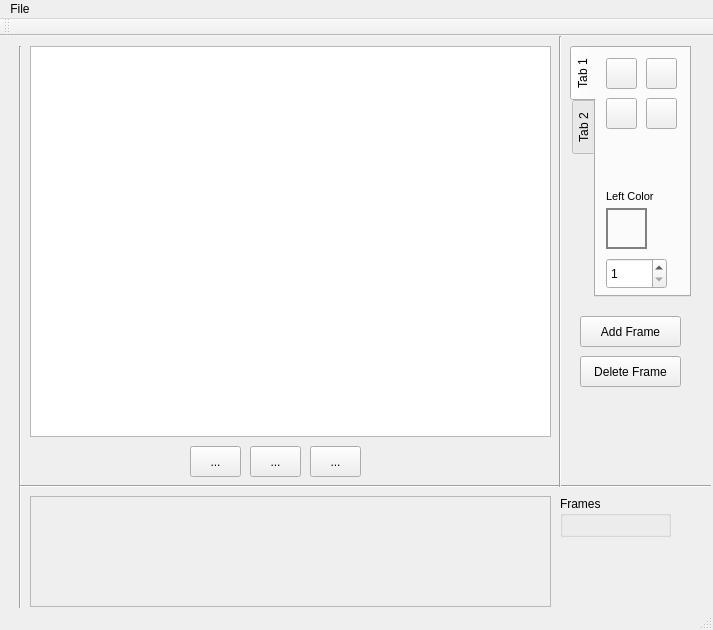
Old version of the form Sprite_Editor_Extreme/mainwindow.ui in the repository jokthefoo/Sprite-Editor.
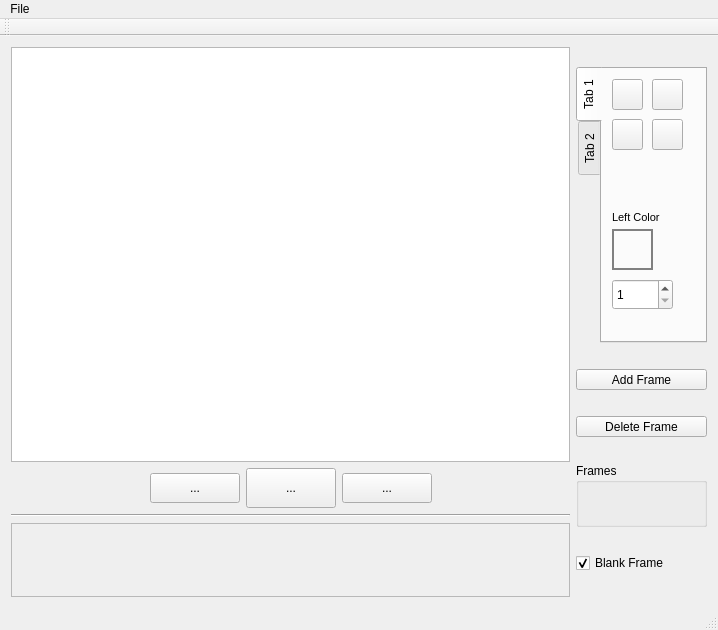
New version of the form. The open tabs and pages were chosen to show the change. Custom widgets are drawn as their Qt base class.

What changed in the file:
```diff
--- a/Sprite_Editor_Extreme/mainwindow.ui
+++ b/Sprite_Editor_Extreme/mainwindow.ui
@@ -5,7 +5,7 @@
    <rect>
     <x>0</x>
     <y>0</y>
-    <width>713</width>
+    <width>718</width>
     <height>630</height>
    </rect>
   </property>
@@ -19,139 +19,194 @@
    <string>Sprite Editor eXtreme</string>
   </property>
   <widget class="QWidget" name="centralWidget">
+   <layout class="QHBoxLayout" name="horizontalLayout_3">
+    <item>
+     <layout class="QHBoxLayout" name="horizontalLayout_2" stretch="1,0">
+      <property name="spacing">
+       <number>6</number>
+      </property>
+      <property name="sizeConstraint">
+       <enum>QLayout::SetDefaultConstraint</enum>
+      </property>
+      <item>
+       <layout class="QVBoxLayout" name="verticalLayout" stretch="1,0,0,0">
+        <item>
    <widget class="QGraphicsView" name="graphicsView">
-    <property name="geometry">
-     <rect>
-      <x>30</x>
-      <y>10</y>
-      <width>521</width>
-      <height>391</height>
-     </rect>
-    </property>
-   </widget>
-   <widget class="Line" name="line">
-    <property name="geometry">
-     <rect>
-      <x>10</x>
-      <y>10</y>
-      <width>20</width>
-      <height>651</height>
-     </rect>
-    </property>
-    <property name="orientation">
-     <enum>Qt::Vertical</enum>
-    </property>
-   </widget>
-   <widget class="Line" name="line_2">
-    <property name="geometry">
-     <rect>
-      <x>20</x>
-      <y>440</y>
-      <width>691</width>
-      <height>20</height>
-     </rect>
-    </property>
-    <property name="orientation">
-     <enum>Qt::Horizontal</enum>
-    </property>
-   </widget>
-   <widget class="Line" name="line_3">
-    <property name="geometry">
-     <rect>
-      <x>550</x>
-      <y>0</y>
-      <width>20</width>
-      <height>451</height>
-     </rect>
-    </property>
-    <property name="orientation">
-     <enum>Qt::Vertical</enum>
-    </property>
-   </widget>
-   <widget class="QToolButton" name="add_frame_button">
-    <property name="geometry">
-     <rect>
-      <x>580</x>
-      <y>280</y>
-      <width>101</width>
-      <height>31</height>
-     </rect>
-    </property>
     <property name="sizePolicy">
      <sizepolicy hsizetype="Expanding" vsizetype="Expanding">
       <horstretch>0</horstretch>
       <verstretch>0</verstretch>
      </sizepolicy>
     </property>
-    <property name="text">
-     <string>Add Frame</string>
-    </property>
-   </widget>
+          <property name="minimumSize">
+           <size>
+            <width>0</width>
+            <height>0</height>
+           </size>
+          </property>
+         </widget>
+        </item>
+        <item>
+         <layout class="QHBoxLayout" name="horizontalLayout" stretch="0,0,0,0,0">
+          <item>
+           <spacer name="horizontalSpacer_3">
+            <property name="orientation">
+             <enum>Qt::Horizontal</enum>
+            </property>
+            <property name="sizeHint" stdset="0">
+             <size>
+              <width>40</width>
+              <height>20</height>
+             </size>
+            </property>
+           </spacer>
+          </item>
+          <item>
    <widget class="QToolButton" name="previous_frame_button">
-    <property name="geometry">
-     <rect>
-      <x>190</x>
-      <y>410</y>
-      <width>51</width>
-      <height>31</height>
-     </rect>
-    </property>
     <property name="sizePolicy">
-     <sizepolicy hsizetype="Expanding" vsizetype="Expanding">
+             <sizepolicy hsizetype="Fixed" vsizetype="Fixed">
       <horstretch>0</horstretch>
       <verstretch>0</verstretch>
      </sizepolicy>
     </property>
+            <property name="minimumSize">
+             <size>
+              <width>90</width>
+              <height>30</height>
+             </size>
+            </property>
     <property name="text">
      <string>...</string>
     </property>
    </widget>
+          </item>
+          <item>
    <widget class="QToolButton" name="play_button">
-    <property name="geometry">
-     <rect>
-      <x>250</x>
-      <y>410</y>
-      <width>51</width>
-      <height>31</height>
-     </rect>
-    </property>
     <property name="sizePolicy">
-     <sizepolicy hsizetype="Expanding" vsizetype="Expanding">
+             <sizepolicy hsizetype="Fixed" vsizetype="Fixed">
       <horstretch>0</horstretch>
       <verstretch>0</verstretch>
      </sizepolicy>
     </property>
+            <property name="minimumSize">
+             <size>
+              <width>90</width>
+              <height>40</height>
+             </size>
+            </property>
     <property name="text">
      <string>...</string>
     </property>
    </widget>
+          </item>
+          <item>
    <widget class="QToolButton" name="next_frame_button">
-    <property name="geometry">
-     <rect>
-      <x>310</x>
-      <y>410</y>
-      <width>51</width>
-      <height>31</height>
-     </rect>
-    </property>
     <property name="sizePolicy">
-     <sizepolicy hsizetype="Expanding" vsizetype="Expanding">
+             <sizepolicy hsizetype="Fixed" vsizetype="Fixed">
       <horstretch>0</horstretch>
       <verstretch>0</verstretch>
      </sizepolicy>
     </property>
+            <property name="minimumSize">
+             <size>
+              <width>90</width>
+              <height>30</height>
+             </size>
+            </property>
     <property name="text">
      <string>...</string>
     </property>
    </widget>
+          </item>
+          <item>
+           <spacer name="horizontalSpacer_4">
+            <property name="orientation">
+             <enum>Qt::Horizontal</enum>
+            </property>
+            <property name="sizeHint" stdset="0">
+             <size>
+              <width>40</width>
+              <height>20</height>
+             </size>
+            </property>
+           </spacer>
+          </item>
+         </layout>
+        </item>
+        <item>
+         <widget class="Line" name="line_2">
+          <property name="orientation">
+           <enum>Qt::Horizontal</enum>
+          </property>
+         </widget>
+        </item>
+        <item>
+         <widget class="QScrollArea" name="scrollArea">
+          <property name="sizePolicy">
+           <sizepolicy hsizetype="Minimum" vsizetype="Fixed">
+            <horstretch>0</horstretch>
+            <verstretch>0</verstretch>
+           </sizepolicy>
+          </property>
+          <property name="minimumSize">
+           <size>
+            <width>500</width>
+            <height>74</height>
+           </size>
+          </property>
+          <property name="verticalScrollBarPolicy">
+           <enum>Qt::ScrollBarAlwaysOff</enum>
+          </property>
+          <property name="widgetResizable">
+           <bool>true</bool>
+          </property>
+          <widget class="QWidget" name="scrollAreaWidgetContents_2">
+           <property name="geometry">
+            <rect>
+             <x>0</x>
+             <y>0</y>
+             <width>555</width>
+             <height>72</height>
+            </rect>
+           </property>
+           <widget class="QWidget" name="horizontalLayoutWidget">
+            <property name="geometry">
+             <rect>
+              <x>10</x>
+              <y>0</y>
+              <width>541</width>
+              <height>69</height>
+             </rect>
+            </property>
+            <layout class="QHBoxLayout" name="framesLayout">
+             <property name="sizeConstraint">
+              <enum>QLayout::SetFixedSize</enum>
+             </property>
+            </layout>
+           </widget>
+           <zorder>horizontalLayoutWidget</zorder>
+           <zorder>framesBox</zorder>
+           <zorder>framesBox</zorder>
+          </widget>
+         </widget>
+        </item>
+       </layout>
+      </item>
+      <item>
+       <layout class="QVBoxLayout" name="verticalLayout_2" stretch="0,0,0,0,0">
+        <item>
    <widget class="QTabWidget" name="tabWidget">
-    <property name="geometry">
-     <rect>
-      <x>570</x>
-      <y>10</y>
-      <width>121</width>
-      <height>251</height>
-     </rect>
+          <property name="sizePolicy">
+           <sizepolicy hsizetype="Fixed" vsizetype="Fixed">
+            <horstretch>0</horstretch>
+            <verstretch>0</verstretch>
+           </sizepolicy>
+          </property>
+          <property name="minimumSize">
+           <size>
+            <width>131</width>
+            <height>276</height>
+           </size>
     </property>
     <property name="tabPosition">
      <enum>QTabWidget::West</enum>
@@ -506,88 +561,54 @@
      </widget>
     </widget>
    </widget>
-   <widget class="QScrollArea" name="scrollArea">
-    <property name="geometry">
-     <rect>
-      <x>30</x>
-      <y>460</y>
-      <width>521</width>
-      <height>111</height>
-     </rect>
-    </property>
-    <property name="verticalScrollBarPolicy">
-     <enum>Qt::ScrollBarAlwaysOff</enum>
-    </property>
-    <property name="widgetResizable">
-     <bool>true</bool>
-    </property>
-    <widget class="QWidget" name="scrollAreaWidgetContents_2">
-     <property name="geometry">
-      <rect>
-       <x>0</x>
-       <y>0</y>
-       <width>519</width>
-       <height>109</height>
-      </rect>
-     </property>
-     <widget class="QWidget" name="horizontalLayoutWidget">
-      <property name="geometry">
-       <rect>
-        <x>10</x>
-        <y>10</y>
-        <width>481</width>
-        <height>91</height>
-       </rect>
-      </property>
-      <layout class="QHBoxLayout" name="framesLayout">
-       <property name="sizeConstraint">
-        <enum>QLayout::SetFixedSize</enum>
-       </property>
-      </layout>
-     </widget>
-    </widget>
-   </widget>
+        </item>
+        <item>
+         <widget class="QToolButton" name="add_frame_button">
+          <property name="sizePolicy">
+           <sizepolicy hsizetype="Minimum" vsizetype="Fixed">
+            <horstretch>0</horstretch>
+            <verstretch>0</verstretch>
+           </sizepolicy>
+          </property>
+          <property name="text">
+           <string>Add Frame</string>
+          </property>
+         </widget>
+        </item>
+        <item>
    <widget class="QToolButton" name="delete_Frame_Button">
-    <property name="geometry">
-     <rect>
-      <x>580</x>
-      <y>320</y>
-      <width>101</width>
-      <height>31</height>
-     </rect>
+          <property name="sizePolicy">
+           <sizepolicy hsizetype="Minimum" vsizetype="Fixed">
+            <horstretch>0</horstretch>
+            <verstretch>0</verstretch>
+           </sizepolicy>
     </property>
     <property name="text">
      <string>Delete Frame</string>
     </property>
    </widget>
+        </item>
+        <item>
    <widget class="QGroupBox" name="framesBox">
-    <property name="geometry">
-     <rect>
-      <x>560</x>
-      <y>460</y>
-      <width>111</width>
-      <height>41</height>
-     </rect>
-    </property>
     <property name="sizePolicy">
-     <sizepolicy hsizetype="Expanding" vsizetype="Expanding">
+           <sizepolicy hsizetype="Minimum" vsizetype="Fixed">
       <horstretch>0</horstretch>
       <verstretch>0</verstretch>
      </sizepolicy>
     </property>
+          <property name="minimumSize">
+           <size>
+            <width>20</width>
+            <height>64</height>
+           </size>
+          </property>
     <property name="title">
      <string>Frames</string>
     </property>
    </widget>
+        </item>
+        <item>
    <widget class="QCheckBox" name="carryOverBox">
-    <property name="geometry">
-     <rect>
-      <x>260</x>
-      <y>690</y>
-      <width>101</width>
-      <height>20</height>
-     </rect>
-    </property>
     <property name="text">
      <string>Blank Frame</string>
     </property>
@@ -595,15 +616,20 @@
      <bool>true</bool>
     </property>
    </widget>
+        </item>
+       </layout>
+      </item>
+     </layout>
+    </item>
+   </layout>
   </widget>
   <widget class="QMenuBar" name="menuBar">
    <property name="geometry">
     <rect>
      <x>0</x>
      <y>0</y>
-
-     <width>713</width>
-     <height>19</height>
+     <width>718</width>
+     <height>22</height>
     </rect>
    </property>
    <widget class="QMenu" name="menuFile">
```
Left out of the diff: 3 changed lines with no effect on the pictures. Lines whose indentation alone changed are shown as unchanged.
